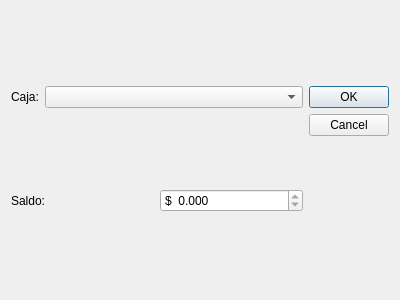
Before: the Qt Designer form trunk/plugins/caja/FormEstadoCajaBase.ui in chungote/gestotux, drawn with Qt 5.
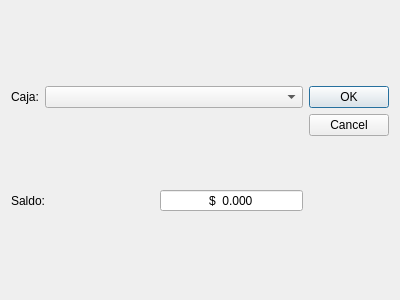
After: the same form once the commit is applied.

Commit message: - Agregada funcionalidad de ver estado de caja. - Agregada funcionalidad para evitar error al agregar caja. - Arreglado problema con las tablas de servicios_cliente. - Agregada funcionalidad de agregar cierre de caja, falta resumen. - Agregados metodos de recalculo de saldo dinamicamente. - Mejorada documentación de preferencias. - Agregada preferencias de caja.

Diff of the .ui file:
```diff
--- a/trunk/plugins/caja/FormEstadoCajaBase.ui
+++ b/trunk/plugins/caja/FormEstadoCajaBase.ui
@@ -56,15 +56,33 @@
      </item>
      <item>
       <widget class="QDoubleSpinBox" name="dSBSaldo">
-       <property name="readOnly">
+       <property name="wrapping">
+        <bool>false</bool>
+       </property>
+       <property name="frame">
         <bool>true</bool>
        </property>
+       <property name="alignment">
+        <set>Qt::AlignCenter</set>
+       </property>
+       <property name="readOnly">
+        <bool>false</bool>
+       </property>
+       <property name="buttonSymbols">
+        <enum>QAbstractSpinBox::NoButtons</enum>
+       </property>
+       <property name="keyboardTracking">
+        <bool>false</bool>
+       </property>
        <property name="prefix">
         <string>$  </string>
        </property>
        <property name="decimals">
         <number>3</number>
        </property>
+       <property name="maximum">
+        <double>999999999.998999953269958</double>
+       </property>
       </widget>
      </item>
     </layout>
```
The commit also changes 22 other files.
